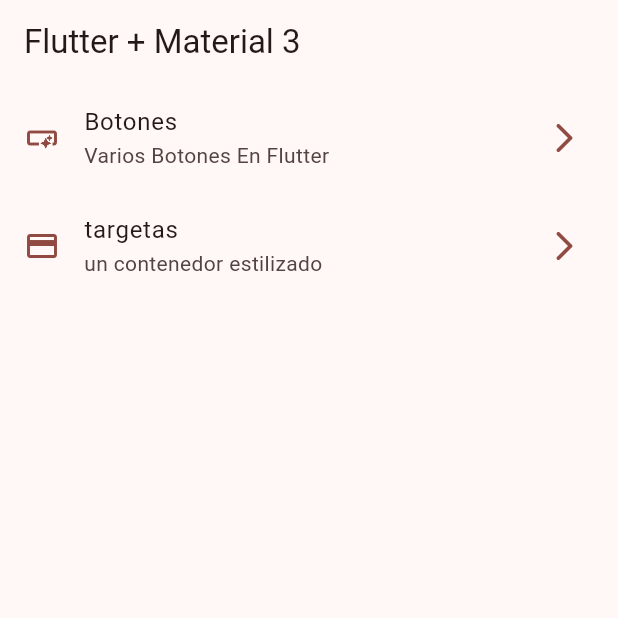
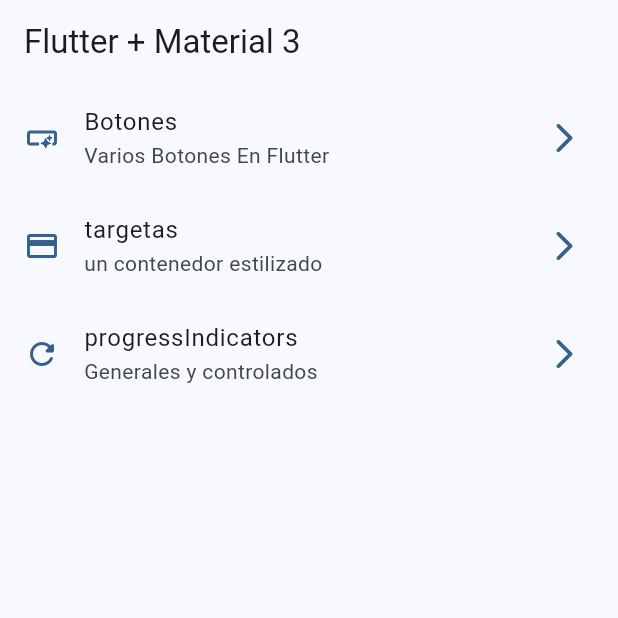
Before and after one commit to ZzcristianZ/widgets_app, a Flutter app: the screen it shows after launch, on a phone screen of 412 x 824 dp, the top half of it. Run offline on Flutter 3.47's test engine with Material 3 defaults, Android fonts, the phone set to English and light mode, and no system bars; our stand-ins replace go_router.

Commit message:
progress indicators terminado

```diff
--- a/lib/config/menu/menu_items.dart
+++ b/lib/config/menu/menu_items.dart
@@ -31,6 +31,13 @@ const appMenuItems = <MenuItems>[
     subTitle: 'un contenedor estilizado',
     link: '/cards',
     icon: Icons.credit_card
+  ),
+
+   MenuItems(
+    title: 'progressIndicators',
+    subTitle: 'Generales y controlados',
+    link: '/progress',
+    icon: Icons.refresh_rounded
   )
 
 ];
--- a/lib/config/router/app_router.dart
+++ b/lib/config/router/app_router.dart
@@ -22,5 +22,13 @@ final  appRouter= GoRouter(
       path: '/cards',
       builder: (context, state) => const CardsScreens(),
     ),
+
+    GoRoute(
+      name: ProgressScreen.name,
+      path: '/progress',
+      builder: (context, state) => const ProgressScreen(),
+    ),
+
+
   ],
 );
--- a/lib/main.dart
+++ b/lib/main.dart
@@ -14,7 +14,7 @@ class MainApp extends StatelessWidget {
   Widget build(BuildContext context) {
     return MaterialApp.router(
       debugShowCheckedModeBanner: false,
-      theme: AppTheme(selectedColor: 2).getTheme(),
+      theme: AppTheme(selectedColor: 1).getTheme(),
       routerConfig: appRouter,
 
 
```
Also changed, not shown: lib/presentation/screens/progress/progress_screen.dart (+76 -1 lines).
